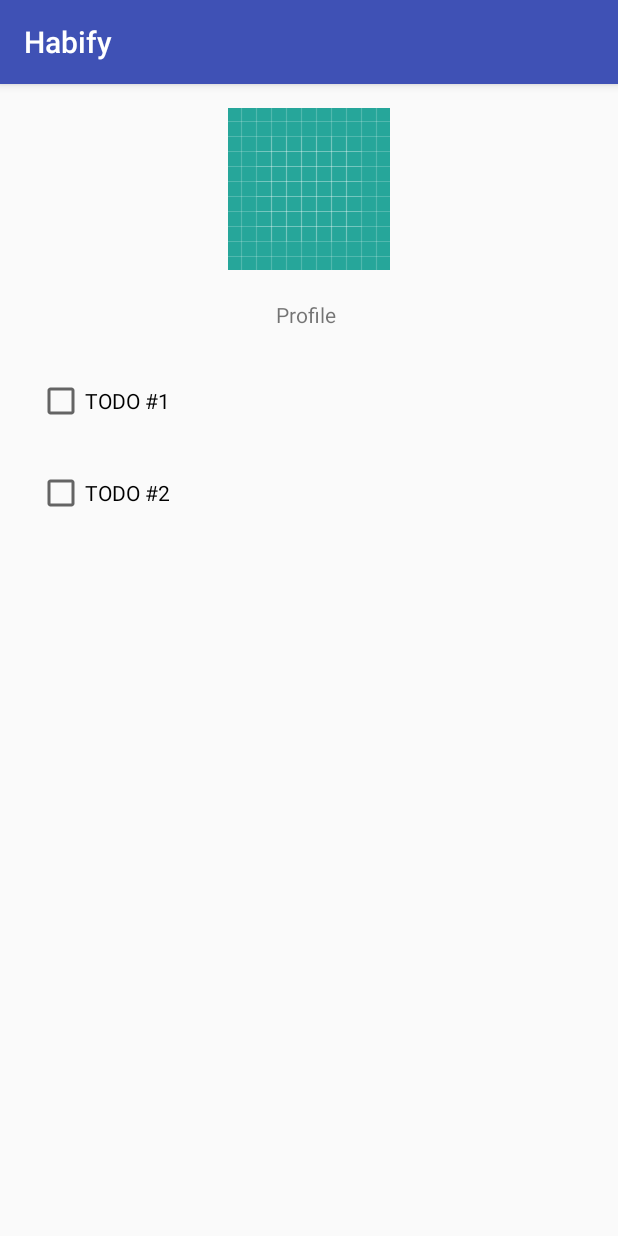
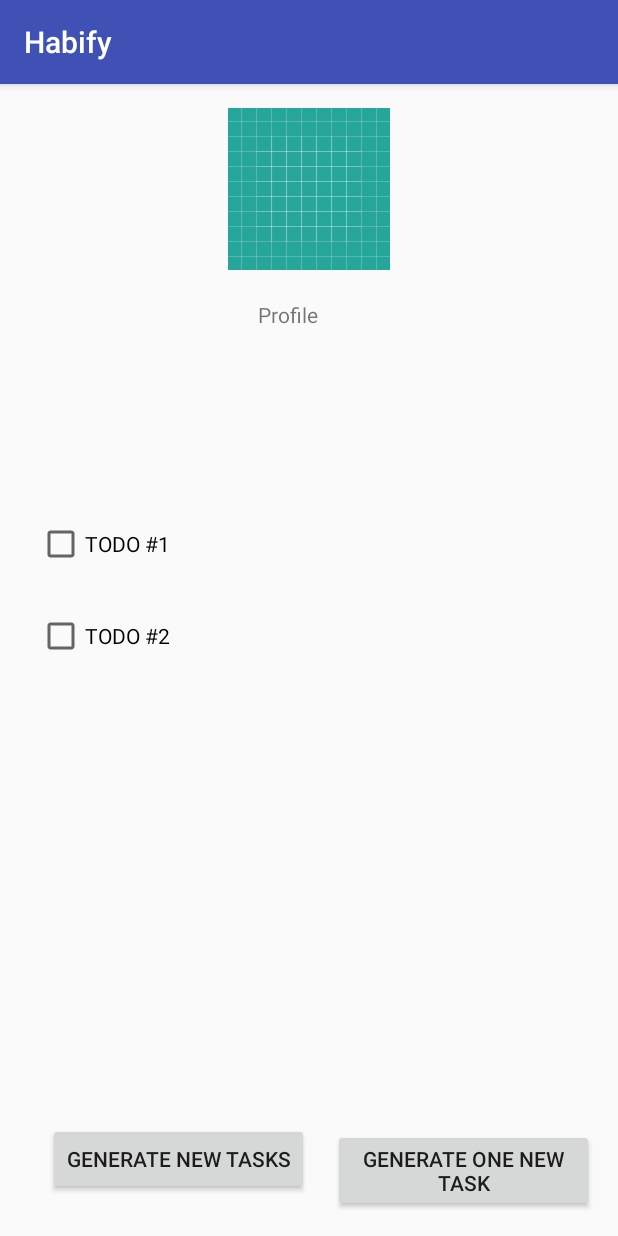
Before and after one commit to wonsukCHO/Habify, an Android app: the DashboardActivity screen opened directly, with no data from a screen before it, on a phone screen of 412 x 824 dp. Run offline under Robolectric (Android 15) with nearby library versions, the phone set to English and light mode, and no system bars; Roboto replaces fonts that are not available here.

Commit message:
Generate New Tasks implemented

```diff
--- a/Habify-Android/app/src/main/java/ph/edu/dlsu/ian_ona/habify/Model.java
+++ b/Habify-Android/app/src/main/java/ph/edu/dlsu/ian_ona/habify/Model.java
@@ -3,9 +3,22 @@ package ph.edu.dlsu.ian_ona.habify;
 public class Model {
 
     private String task;
+    private String type;
+    private String date;
 
     public Model(String task){
         this.task = task;
+    }
+
+    public Model(String type, String task) {
+        this.type = type;
+        this.task = task;
+    }
+
+    public Model(String type, String task, String date) {
+        this.task = task;
+        this.type = type;
+        this.date = date;
     }
 
     public String getTask() {
@@ -15,4 +28,20 @@ public class Model {
     public void setTask(String task) {
         this.task = task;
     }
+
+    public String getType() {
+        return type;
+    }
+
+    public void setType(String type) {
+        this.type = type;
+    }
+
+    public String getDate() {
+        return date;
+    }
+
+    public void setDate(String date) {
+        this.date = date;
+    }
 }
--- a/Habify-Android/app/src/main/res/layout/activity_dashboard.xml
+++ b/Habify-Android/app/src/main/res/layout/activity_dashboard.xml
@@ -9,10 +9,12 @@
     <android.support.v7.widget.RecyclerView
         android:id="@+id/view"
         android:layout_width="395dp"
-        android:layout_height="408dp"
+        android:layout_height="295dp"
+        android:layout_marginBottom="26dp"
         android:layout_marginEnd="16dp"
         android:layout_marginStart="16dp"
         android:layout_marginTop="17dp"
+        app:layout_constraintBottom_toTopOf="@+id/linearLayout"
         app:layout_constraintEnd_toEndOf="parent"
         app:layout_constraintStart_toStartOf="parent"
         app:layout_constraintTop_toBottomOf="@+id/textView" />
@@ -21,7 +23,7 @@
         android:id="@+id/textView"
         android:layout_width="wrap_content"
         android:layout_height="wrap_content"
-        android:layout_marginStart="184dp"
+        android:layout_marginStart="172dp"
         android:layout_marginTop="20dp"
         android:text="Profile"
         app:layout_constraintStart_toStartOf="parent"
@@ -38,4 +40,41 @@
         app:layout_constraintStart_toStartOf="parent"
         app:layout_constraintTop_toTopOf="parent"
         app:srcCompat="@drawable/ic_launcher_background" />
+
+    <LinearLayout
+        android:id="@+id/linearLayout"
+        android:layout_width="match_parent"
+        android:layout_height="75dp"
+        android:layout_marginEnd="16dp"
+        android:layout_marginStart="16dp"
+        android:orientation="horizontal"
+        app:layout_constraintBottom_toBottomOf="parent"
+        app:layout_constraintEnd_toEndOf="parent"
+        app:layout_constraintHorizontal_bias="0.0"
+        app:layout_constraintStart_toStartOf="parent">
+
+        <Button
+            android:id="@+id/button2"
+            android:layout_width="0dp"
+            android:layout_height="wrap_content"
+            android:layout_marginBottom="16dp"
+            android:layout_marginEnd="16dp"
+            android:layout_marginStart="16dp"
+            android:layout_weight="1"
+            android:onClick="generateTasks"
+            android:text="Generate New Tasks"
+            app:layout_constraintBottom_toBottomOf="parent"
+            app:layout_constraintEnd_toEndOf="parent"
+            app:layout_constraintHorizontal_bias="0.0"
+            app:layout_constraintStart_toStartOf="parent" />
+
+        <Button
+            android:id="@+id/button3"
+            android:layout_width="0dp"
+            android:layout_height="wrap_content"
+            android:layout_weight="1"
+            android:onClick="generateOne"
+            android:text="Generate One New Task" />
+    </LinearLayout>
+
 </android.support.constraint.ConstraintLayout>
--- a/Habify-Android/app/src/main/res/values/styles.xml
+++ b/Habify-Android/app/src/main/res/values/styles.xml
@@ -1,7 +1,7 @@
 <resources>
 
     <!-- Base application theme. -->
-    <style name="AppTheme" parent="Theme.AppCompat.Light.DarkActionBar">
+    <style name="AppTheme" parent="Base.Theme.AppCompat.Light.DarkActionBar">
         <!-- Customize your theme here. -->
         <item name="colorPrimary">@color/colorPrimary</item>
         <item name="colorPrimaryDark">@color/colorPrimaryDark</item>
```
Also changed, not shown: Habify-Android/app/src/main/java/ph/edu/dlsu/ian_ona/habify/Adapter.java (+11 -1 lines), Habify-Android/app/src/main/java/ph/edu/dlsu/ian_ona/habify/DashboardActivity.java (+75 -1 lines), Habify-Android/app/src/main/java/ph/edu/dlsu/ian_ona/habify/WelcomeActivity.java (+6 -5 lines).
